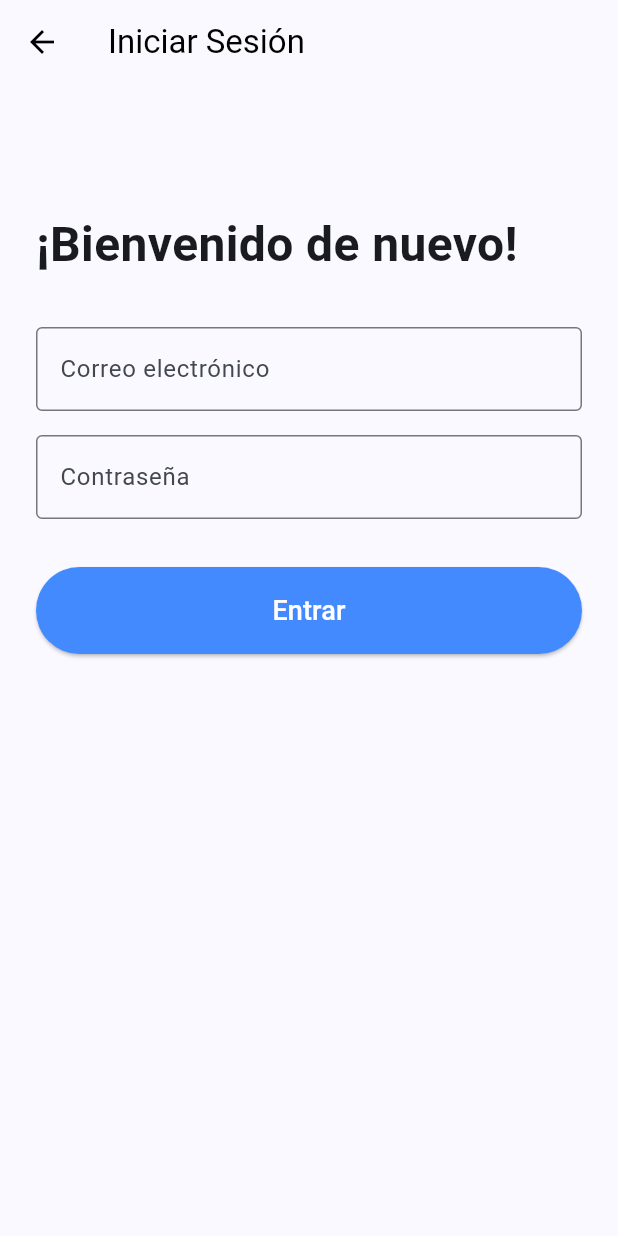
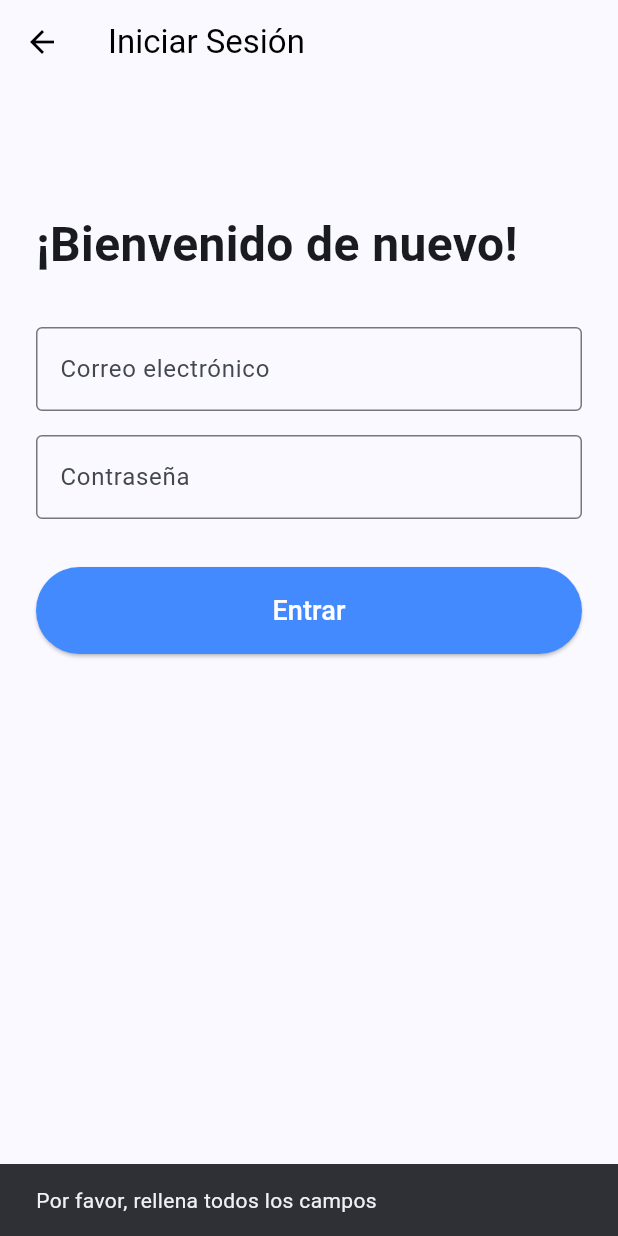
Before and after one commit to relevo-io/app-relevo, a Flutter app: the LoginScreen screen opened directly, after a tap on "Entrar", on a phone screen of 412 x 824 dp. Run offline on Flutter 3.47's test engine with Material 3 defaults, Android fonts, the phone set to English and light mode, and no system bars; our stand-ins replace dio, shared_preferences; accounts and stored records are empty.

Commit message:
integracio login amb backend

```diff
--- a/lib/screens/login_screen.dart
+++ b/lib/screens/login_screen.dart
@@ -1,4 +1,6 @@
 import 'package:flutter/material.dart';
+import 'package:provider/provider.dart';
+import '../data/providers/auth_provider.dart';
 
 class LoginScreen extends StatefulWidget {
   const LoginScreen({super.key});
@@ -18,8 +20,44 @@ class _LoginScreenState extends State<LoginScreen> {
     super.dispose();
   }
 
+  void _hacerLogin() async {
+    final email = _emailController.text.trim();
+    final password = _passwordController.text;
+
+    if (email.isEmpty || password.isEmpty) {
+      ScaffoldMessenger.of(context).showSnackBar(
+        const SnackBar(content: Text('Por favor, rellena todos los campos')),
+      );
+      return;
+    }
+
+    try {
+      final success = await context.read<AuthProvider>().login(email, password);
+
+      if (success && mounted) {
+        ScaffoldMessenger.of(context).showSnackBar(
+          const SnackBar(
+            content: Text('¡Inicio de sesión exitoso!'),
+            backgroundColor: Colors.green,
+          ),
+        );
+      }
+    } catch (e) {
+      if (mounted) {
+        ScaffoldMessenger.of(context).showSnackBar(
+          SnackBar(
+            content: Text(e.toString()),
+            backgroundColor: Colors.red,
+          ),
+        );
+      }
+    }
+  }
+
   @override
   Widget build(BuildContext context) {
+    final authProvider = context.watch<AuthProvider>();
+
     return Scaffold(
       appBar: AppBar(
         title: const Text('Iniciar Sesión'),
@@ -58,15 +96,15 @@ class _LoginScreenState extends State<LoginScreen> {
             ),
             const SizedBox(height: 32),
             ElevatedButton(
-              onPressed: () {
-                print('Hacer login con: ${_emailController.text}');
-              },
+              onPressed: authProvider.isLoading ? null : _hacerLogin,
               style: ElevatedButton.styleFrom(
                 padding: const EdgeInsets.symmetric(vertical: 16),
                 backgroundColor: Colors.blueAccent,
                 foregroundColor: Colors.white,
               ),
-              child: const Text('Entrar', style: TextStyle(fontSize: 18)),
+              child: authProvider.isLoading
+                  ? const CircularProgressIndicator(color: Colors.white)
+                  : const Text('Entrar', style: TextStyle(fontSize: 18)),
             ),
           ],
         ),
```
Also changed, not shown: lib/screens/register_screen.dart (+78 -4 lines).
